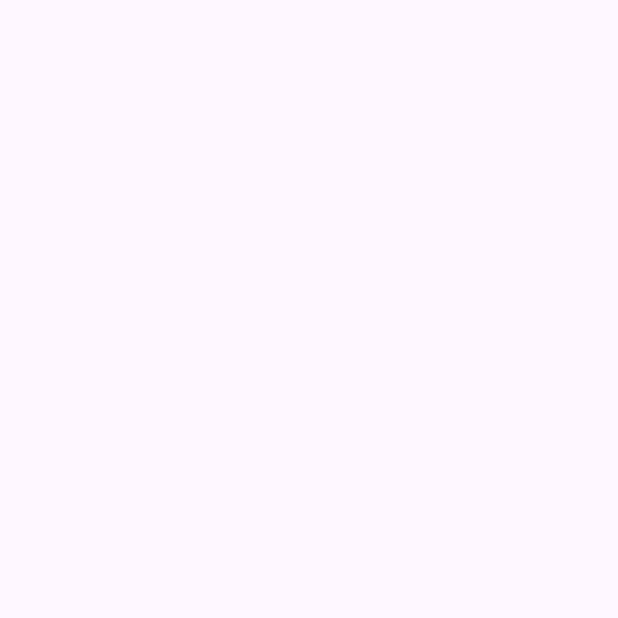
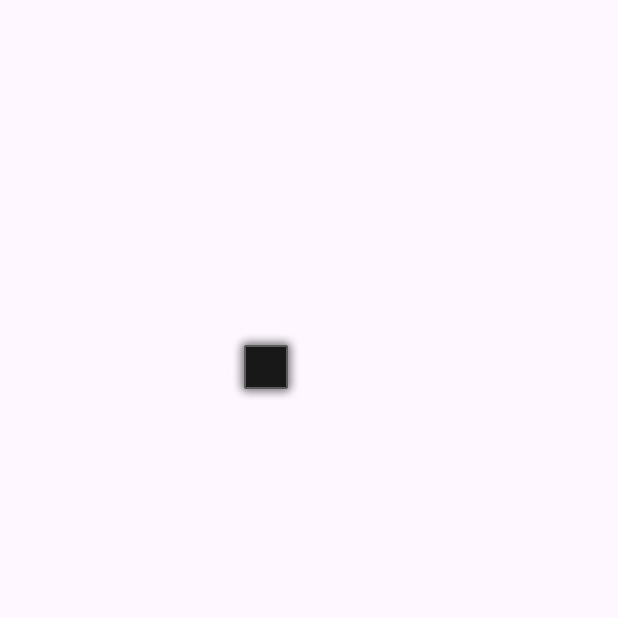
Before and after one commit to WesleySchuab/MobileDevelop-2023, an Android app: the SplashActivity screen opened directly, with no data from a screen before it, on a phone screen of 412 x 824 dp, the top half of it. Before the commit the part shown is empty. Run offline under Robolectric (Android 15) with nearby library versions, the phone set to English and light mode, and no system bars.

Commit message:
configurando a tela splash

```diff
--- a/Curso Android 2023/AppGasEta/app/src/main/AndroidManifest.xml
+++ b/Curso Android 2023/AppGasEta/app/src/main/AndroidManifest.xml
@@ -13,10 +13,10 @@
         android:theme="@style/Theme.AppGasEta"
         tools:targetApi="31">
         <activity
-            android:name=".view.SplashActivity"
+            android:name=".view.MainActivity"
             android:exported="false" />
         <activity
-            android:name=".view.MainActivity"
+            android:name=".view.SplashActivity"
             android:exported="true">
             <intent-filter>
                 <action android:name="android.intent.action.MAIN" />
--- a/Curso Android 2023/AppGasEta/app/src/main/java/devandroid/wesley/appgaseta/view/SplashActivity.java
+++ b/Curso Android 2023/AppGasEta/app/src/main/java/devandroid/wesley/appgaseta/view/SplashActivity.java
@@ -2,15 +2,38 @@ package devandroid.wesley.appgaseta.view;
 
 import androidx.appcompat.app.AppCompatActivity;
 
+import android.content.Intent;
 import android.os.Bundle;
+import android.os.Handler;
 
 import devandroid.wesley.appgaseta.R;
 
 public class SplashActivity extends AppCompatActivity {
+    public static final int TIME_OUT_SPLASH = 3000;
 
     @Override
     protected void onCreate(Bundle savedInstanceState) {
         super.onCreate(savedInstanceState);
         setContentView(R.layout.activity_splash);
+
+        cumutarTelaSplash();
+    }
+    private void cumutarTelaSplash() {
+
+        new Handler().postDelayed(new Runnable() {
+            @Override
+            public void run() {
+
+                Intent telaPrincipal = new Intent(
+                        SplashActivity.this,
+                        MainActivity.class);
+
+                startActivity(telaPrincipal);
+                finish();
+
+            }
+        },TIME_OUT_SPLASH);
+
+
     }
 }
--- a/Curso Android 2023/AppGasEta/app/src/main/java/devandroid/wesley/appgaseta/view/database/GasEtaDB.java
+++ b/Curso Android 2023/AppGasEta/app/src/main/java/devandroid/wesley/appgaseta/view/database/GasEtaDB.java
@@ -21,7 +21,7 @@ public class GasEtaDB extends SQLiteOpenHelper {
     @Override
     public void onCreate(SQLiteDatabase db) {
         // Query sql para criar tabela
-        String sqlTabelaCombustivel = "CREATE Combustivel (id INTEGER PRIMARY KEY AUTOINCREMENT, " +
+        String sqlTabelaCombustivel = "CREATE TABLE Combustivel (id INTEGER PRIMARY KEY AUTOINCREMENT, " +
                 "nomeCombustivel TEXT, " +
                 "precoDocombustivel REAL, " +
                 "recomendacao TEXT)";
--- a/Curso Android 2023/AppGasEta/app/src/main/res/layout/activity_splash.xml
+++ b/Curso Android 2023/AppGasEta/app/src/main/res/layout/activity_splash.xml
@@ -6,4 +6,13 @@
     android:layout_height="match_parent"
     tools:context=".view.SplashActivity">
 
+    <ImageView
+        android:id="@+id/imageView"
+        android:layout_width="wrap_content"
+        android:layout_height="wrap_content"
+        android:layout_marginStart="152dp"
+        android:layout_marginTop="222dp"
+        app:layout_constraintStart_toStartOf="parent"
+        app:layout_constraintTop_toTopOf="parent"
+        app:srcCompat="@android:drawable/alert_dark_frame" />
 </androidx.constraintlayout.widget.ConstraintLayout>
```
